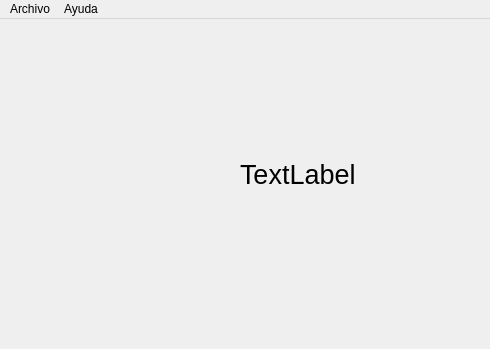
First picture: the form in static/main.ui, repository Rmejiaz/SeedGUI, before the edit; both pictures show x 0 to 490 and y 0 to 349 of the 994 by 516 pixel window.
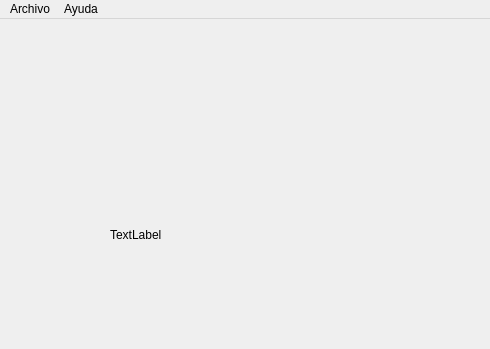
Second picture: the form after the edit.

The edit to the form file:
```diff
--- a/static/main.ui
+++ b/static/main.ui
@@ -17,17 +17,12 @@
    <widget class="QLabel" name="labelNombre">
     <property name="geometry">
      <rect>
-      <x>240</x>
-      <y>120</y>
-      <width>151</width>
-      <height>71</height>
+      <x>110</x>
+      <y>40</y>
+      <width>361</width>
+      <height>351</height>
      </rect>
     </property>
-    <property name="font">
-     <font>
-      <pointsize>20</pointsize>
-     </font>
-    </property>
     <property name="text">
      <string>TextLabel</string>
     </property>
```
Left out of the diff: 2 changed lines with no effect on the pictures.
